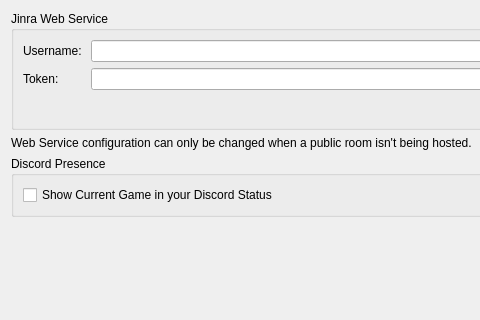
JinWooPT/Jinra, file src/yuzu/configuration/configure_web.ui: the form before one commit; both pictures show x 0 to 480 and y 0 to 320 of the 926 by 561 pixel window.
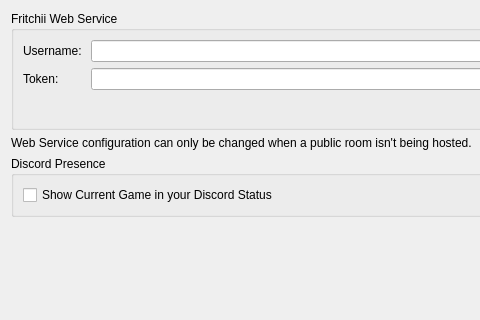
The form after the commit.

Commit message: Release Jinra 2.0.3

```diff
--- a/src/yuzu/configuration/configure_web.ui
+++ b/src/yuzu/configuration/configure_web.ui
@@ -22,7 +22,7 @@
      <item>
       <widget class="QGroupBox" name="groupBoxWebConfig">
        <property name="title">
-        <string>Jinra Web Service</string>
+        <string>Fritchii Web Service</string>
        </property>
        <layout class="QVBoxLayout" name="verticalLayoutYuzuWebService">
         <item>
```
The commit also changes 3828 other files.
